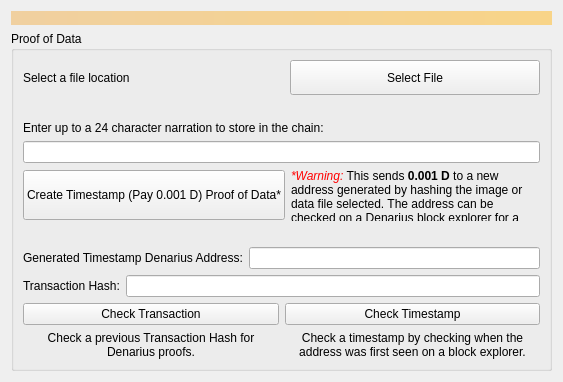
Above: src/qt/forms/proofofimage.ui from innova-foundation/innova before the change. Below: the same form after it.
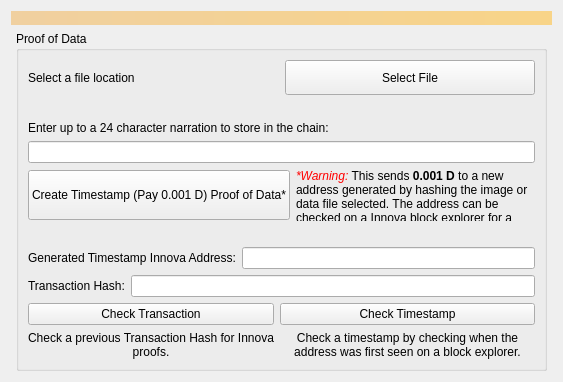
That is the form after the change.

The edit to the form file:
```diff
--- a/src/qt/forms/proofofimage.ui
+++ b/src/qt/forms/proofofimage.ui
@@ -123,7 +123,7 @@
           <item>
            <widget class="QLabel" name="label_2">
             <property name="text">
-             <string>&lt;html&gt;&lt;head/&gt;&lt;body&gt;&lt;p&gt;&lt;span style=&quot; font-style:italic; color:#ff0000;&quot;&gt;*Warning:&lt;/span&gt; This sends &lt;span style=&quot; font-weight:600;&quot;&gt;0.001 D&lt;/span&gt; to a new address generated by hashing the image or data file selected. The address can be checked on a Denarius block explorer for a proof of creation date timestamp.&lt;/p&gt;&lt;/body&gt;&lt;/html&gt;</string>
+             <string>&lt;html&gt;&lt;head/&gt;&lt;body&gt;&lt;p&gt;&lt;span style=&quot; font-style:italic; color:#ff0000;&quot;&gt;*Warning:&lt;/span&gt; This sends &lt;span style=&quot; font-weight:600;&quot;&gt;0.001 D&lt;/span&gt; to a new address generated by hashing the image or data file selected. The address can be checked on a Innova block explorer for a proof of creation date timestamp.&lt;/p&gt;&lt;/body&gt;&lt;/html&gt;</string>
             </property>
             <property name="wordWrap">
              <bool>true</bool>
@@ -137,7 +137,7 @@
           <item>
            <widget class="QLabel" name="label">
             <property name="text">
-             <string>Generated Timestamp Denarius Address:</string>
+             <string>Generated Timestamp Innova Address:</string>
             </property>
            </widget>
           </item>
@@ -174,7 +174,7 @@
             <item>
              <widget class="QLabel" name="label_5">
               <property name="text">
-               <string>Check a previous Transaction Hash for Denarius proofs.</string>
+               <string>Check a previous Transaction Hash for Innova proofs.</string>
               </property>
               <property name="alignment">
                <set>Qt::AlignCenter</set>
```
